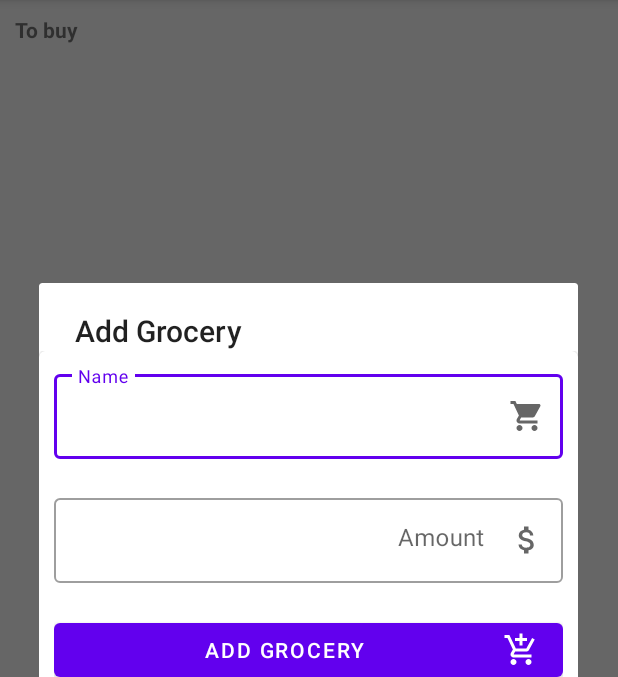
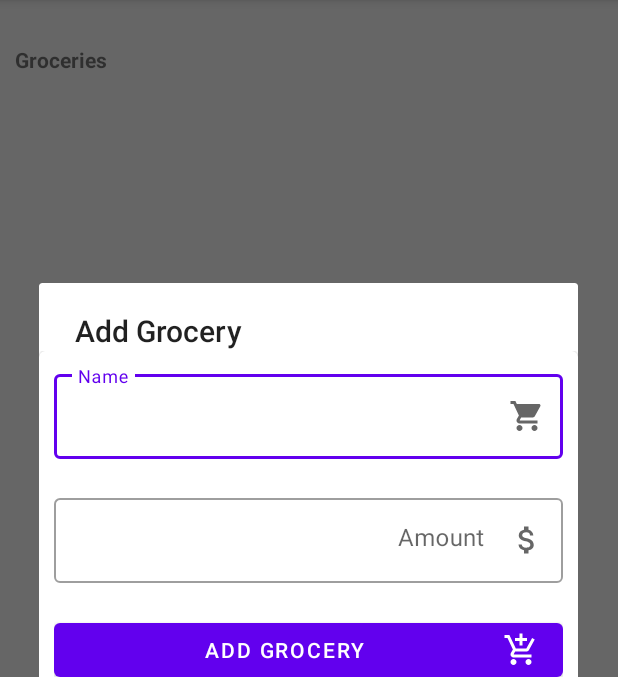
Before and after one commit to nerdy-plutonian-ng/groceryguru, an Android app: the screen it shows after launch (MainActivity), after a tap on "Add Grocery", on a phone screen of 412 x 824 dp, the part 84-761 px from its top. Run offline under Robolectric (Android 15) with nearby library versions, the phone set to English and light mode, and no system bars.

```diff
--- a/app/src/main/java/com/persol/groceryguru/MainActivity.kt
+++ b/app/src/main/java/com/persol/groceryguru/MainActivity.kt
@@ -63,10 +63,7 @@ class MainActivity : AppCompatActivity() {
         newDialog.show(supportFragmentManager, "groceryDialog")
     }
 
-    public fun notifyRecycler(){
-        //Toast.makeText(this, "${groceriestoBuy.size} groceries", Toast.LENGTH_SHORT).show()
-        //toBuyRecycler.adapter?.notifyDataSetChanged()
+    public fun notifyInsertion(){
         toBuyRecycler.adapter?.notifyItemInserted(groceriestoBuy.size)
-        //toBuyRecycler.swapAdapter(GroceriesAdapter(this,db.getGroceries()),true)
     }
 }
--- /dev/null
+++ b/app/src/main/res/drawable/delete.xml
@@ -0,0 +1,5 @@
+<vector android:height="24dp" android:tint="#FF0000"
+    android:viewportHeight="24" android:viewportWidth="24"
+    android:width="24dp" xmlns:android="http://schemas.android.com/apk/res/android">
+    <path android:fillColor="@android:color/white" android:pathData="M6,19c0,1.1 0.9,2 2,2h8c1.1,0 2,-0.9 2,-2L18,7L6,7v12zM8.46,11.88l1.41,-1.41L12,12.59l2.12,-2.12 1.41,1.41L13.41,14l2.12,2.12 -1.41,1.41L12,15.41l-2.12,2.12 -1.41,-1.41L10.59,14l-2.13,-2.12zM15.5,4l-1,-1h-5l-1,1L5,4v2h14L19,4z"/>
+</vector>
--- a/app/src/main/res/layout/activity_main.xml
+++ b/app/src/main/res/layout/activity_main.xml
@@ -16,65 +16,34 @@
         android:elevation="4dp"
         android:id="@+id/toolbar" />
 
-    <ScrollView
-        android:layout_width="match_parent"
-        android:layout_height="0dp"
-        app:layout_constraintTop_toBottomOf="@+id/toolbar"
-        app:layout_constraintBottom_toBottomOf="parent"
-        android:padding="10dp">
 
         <androidx.constraintlayout.widget.ConstraintLayout
+            app:layout_constraintTop_toBottomOf="@+id/toolbar"
+            app:layout_constraintBottom_toBottomOf="parent"
+            android:padding="10dp"
             android:layout_width="match_parent"
-            android:layout_height="wrap_content">
+            android:layout_height="0dp"
+            >
 
             <TextView
                 android:layout_width="wrap_content"
                 android:layout_height="wrap_content"
                 android:textStyle="bold"
-                android:text="@string/to_buy"
+                android:text="@string/groceries"
                 android:id="@+id/toBuyLabel"
+                android:layout_marginTop="20dp"
                 app:layout_constraintTop_toTopOf="parent"
                 app:layout_constraintStart_toStartOf="parent" />
 
             <androidx.recyclerview.widget.RecyclerView
-                android:layout_marginTop="10dp"
+                android:layout_marginTop="20dp"
                 android:layout_width="match_parent"
                 android:layout_height="wrap_content"
                 android:id="@+id/toBuyRecycler"
                 app:layout_constraintTop_toBottomOf="@+id/toBuyLabel" />
 
-            <androidx.constraintlayout.widget.ConstraintLayout
-                android:visibility="gone"
-                android:layout_marginTop="10dp"
-                android:layout_width="match_parent"
-                android:layout_height="wrap_content"
-                android:id="@+id/bought_CL"
-                app:layout_constraintTop_toBottomOf="@+id/toBuyRecycler">
-
-                <TextView
-                    android:layout_width="wrap_content"
-                    android:layout_height="wrap_content"
-                    android:textStyle="bold"
-                    android:text="@string/bought"
-                    android:id="@+id/boughtLabel"
-                    app:layout_constraintTop_toTopOf="parent"
-                    app:layout_constraintStart_toStartOf="parent" />
-
-                <androidx.recyclerview.widget.RecyclerView
-                    android:layout_marginTop="10dp"
-                    android:layout_width="match_parent"
-                    android:layout_height="wrap_content"
-                    android:id="@+id/boughtRecycler"
-                    app:layout_constraintTop_toBottomOf="@+id/boughtLabel" />
-            </androidx.constraintlayout.widget.ConstraintLayout>
 
         </androidx.constraintlayout.widget.ConstraintLayout>
 
 
-    </ScrollView>
-
-
-
-
-
 </androidx.constraintlayout.widget.ConstraintLayout>
--- /dev/null
+++ b/app/src/main/res/menu/grocery_options.xml
@@ -0,0 +1,8 @@
+<?xml version="1.0" encoding="utf-8"?>
+<menu xmlns:app="http://schemas.android.com/apk/res-auto"
+    xmlns:android="http://schemas.android.com/apk/res/android">
+
+    <item android:title="@string/delete"
+        android:icon="@drawable/delete"
+        android:id="@+id/delete"/>
+</menu>
--- a/app/src/main/res/values/strings.xml
+++ b/app/src/main/res/values/strings.xml
@@ -5,9 +5,10 @@
     <string name="amount">Amount</string>
     <string name="edit_grocery">Edit Grocery</string>
     <string name="preference_file_key">com.persol.groceryguru</string>
-    <string name="groceries">groceries</string>
+    <string name="groceries">Groceries</string>
     <string name="id">id</string>
     <string name="empty_error">This field can not be empty</string>
     <string name="to_buy">To buy</string>
     <string name="bought">Bought</string>
+    <string name="delete">Delete</string>
 </resources>
```
Also changed, not shown: app/src/main/java/com/persol/groceryguru/GroceriesAdapter.kt (+23 -20 lines), app/src/main/java/com/persol/groceryguru/GroceryDialog.kt (+7 -3 lines), app/src/main/java/com/persol/groceryguru/Utils.kt (deleted, +0 -8 lines).
